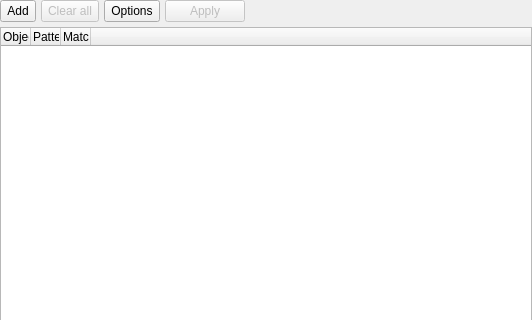
First picture: the form in libs/libgui/ui/widgets/objectsfilterwidget.ui, repository arichiardi/pgmodeler, before the edit; both pictures show x 0 to 532 and y 0 to 320 of the 532 by 550 pixel window.
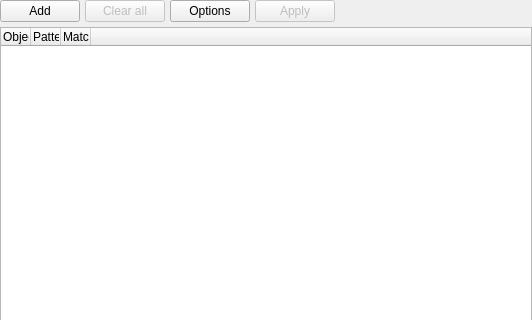
Second picture: the form after the edit. Icons and pictures are not drawn.

Commit message: Finished the conversion of QToolButtons to QPushButton

```diff
--- a/libs/libgui/ui/widgets/objectsfilterwidget.ui
+++ b/libs/libgui/ui/widgets/objectsfilterwidget.ui
@@ -41,7 +41,7 @@
       <number>5</number>
      </property>
      <item>
-      <widget class="QToolButton" name="add_tb">
+      <widget class="QPushButton" name="add_btn">
        <property name="sizePolicy">
         <sizepolicy hsizetype="Preferred" vsizetype="Preferred">
          <horstretch>0</horstretch>
@@ -67,13 +67,10 @@
        <property name="shortcut">
         <string>Ins</string>
        </property>
-       <property name="toolButtonStyle">
-        <enum>Qt::ToolButtonStyle::ToolButtonTextBesideIcon</enum>
-       </property>
       </widget>
      </item>
      <item>
-      <widget class="QToolButton" name="clear_all_tb">
+      <widget class="QPushButton" name="clear_all_btn">
        <property name="enabled">
         <bool>false</bool>
        </property>
@@ -102,13 +99,10 @@
        <property name="shortcut">
         <string>Shift+Del</string>
        </property>
-       <property name="toolButtonStyle">
-        <enum>Qt::ToolButtonStyle::ToolButtonTextBesideIcon</enum>
-       </property>
       </widget>
      </item>
      <item>
-      <widget class="QToolButton" name="options_tb">
+      <widget class="QPushButton" name="options_btn">
        <property name="enabled">
         <bool>true</bool>
        </property>
@@ -131,12 +125,6 @@
          <height>25</height>
         </size>
        </property>
-       <property name="popupMode">
-        <enum>QToolButton::ToolButtonPopupMode::InstantPopup</enum>
-       </property>
-       <property name="toolButtonStyle">
-        <enum>Qt::ToolButtonStyle::ToolButtonTextBesideIcon</enum>
-       </property>
       </widget>
      </item>
      <item>
```
Left out of the diff: 10 changed lines with no effect on the pictures. The commit also changes 26 other files.
